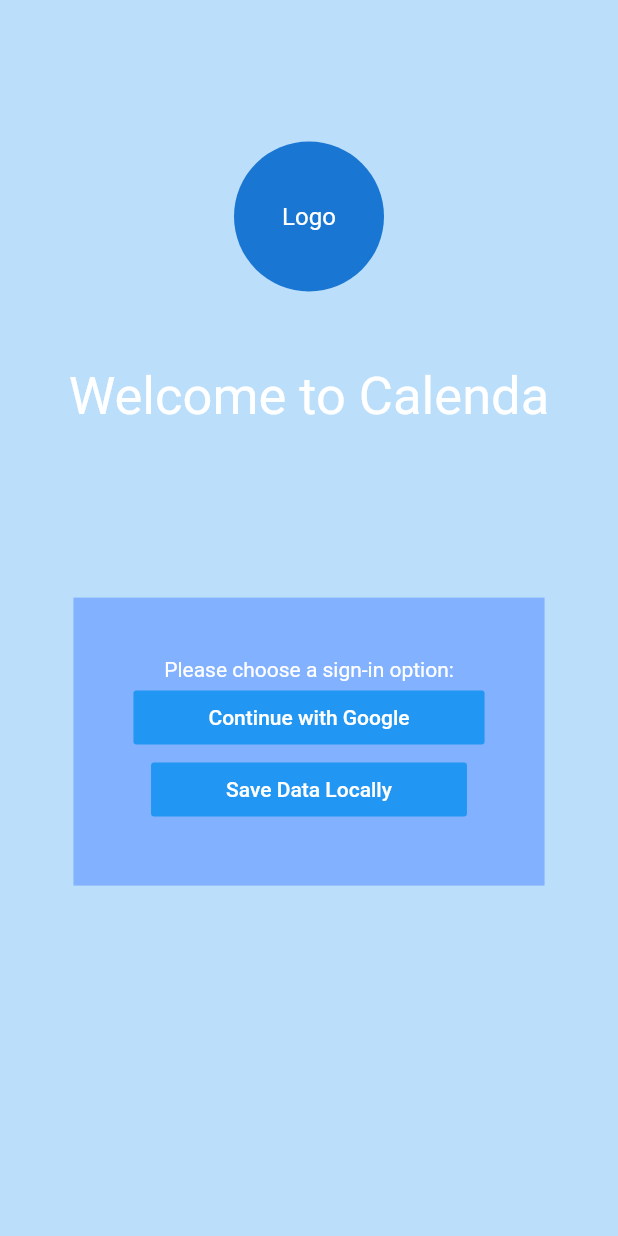
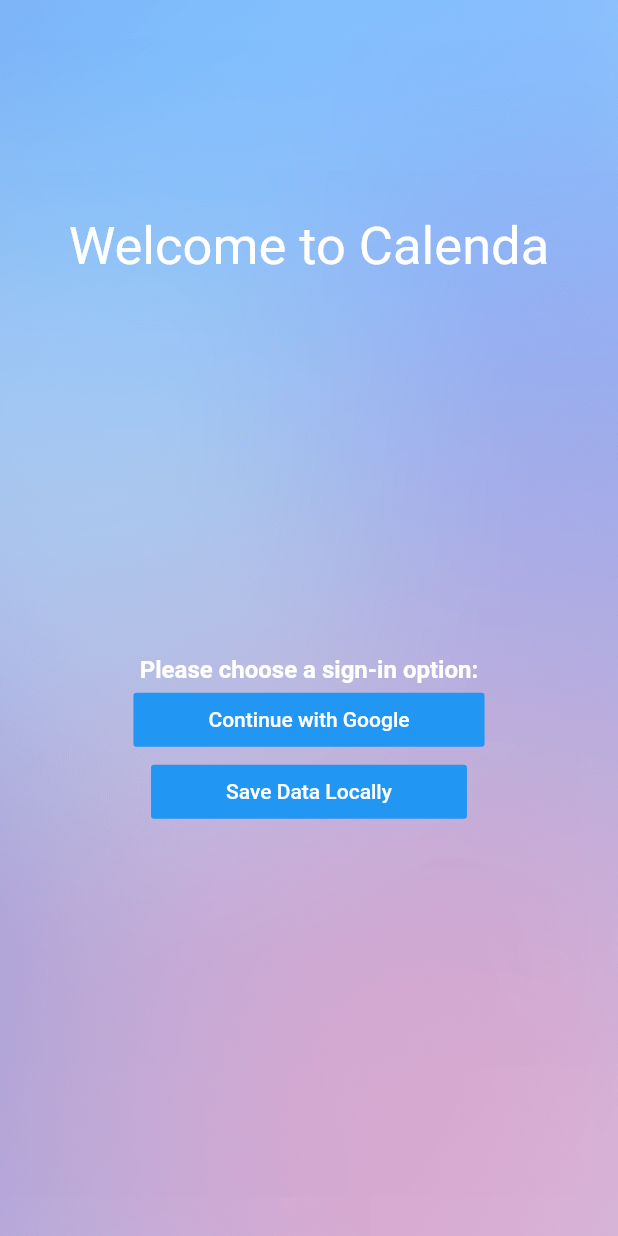
Before and after one commit to dnorment/cs4990, a Flutter app: the screen it shows after launch, on a phone screen of 412 x 824 dp. Run offline on Flutter 3.47's test engine with Material 2 defaults, Android fonts, the phone set to English and light mode, and no system bars.

Commit message:
New login background

```diff
--- a/calenda/lib/login.dart
+++ b/calenda/lib/login.dart
@@ -22,8 +22,14 @@ class LoginPage extends StatelessWidget {
   @override
   Widget build(BuildContext context) {
     return Scaffold(
-      backgroundColor: Colors.blue[100],
-      body: Column(
+      body: Stack(
+        fit: StackFit.expand,
+        children: <Widget>[
+          Image(
+            image: AssetImage("assets/loginBackground.png"),
+            fit: BoxFit.cover,
+          ),
+          Column(
             mainAxisAlignment: MainAxisAlignment.center,
             children: <Widget>[
               Expanded(
@@ -32,10 +38,6 @@ class LoginPage extends StatelessWidget {
                   child: Column(
                     mainAxisAlignment: MainAxisAlignment.center,
                     children: <Widget>[
-                  Padding(
-                    padding: const EdgeInsets.all(50),
-                    child: CircleAvatar(radius: 50, child: Text("Logo")),
-                  ),
                       Text(
                         "Welcome to Calenda",
                         style: TextStyle(
@@ -54,15 +56,15 @@ class LoginPage extends StatelessWidget {
                     children: <Widget>[
                       FittedBox(
                         child: Center(
-                      child: Container(
-                        padding: EdgeInsets.all(40),
-                        color: Colors.blueAccent[100],
                           child: Column(
                             mainAxisAlignment: MainAxisAlignment.center,
                             children: <Widget>[
                               Text(
                                 "Please choose a sign-in option:",
-                              style: TextStyle(color: Colors.white),
+                                style: TextStyle(
+                                  fontWeight: FontWeight.bold,
+                                  fontSize: 16,
+                                  color: Colors.white),
                               ),
                               FlatButton(
                                 color: Colors.blue,
@@ -73,7 +75,8 @@ class LoginPage extends StatelessWidget {
                                   Navigator.pushReplacement(
                                       context,
                                       MaterialPageRoute(
-                                        builder: (context) => CalendaHome()));
+                                          builder: (context) =>
+                                              CalendaHome()));
                                 },
                               ),
                               FlatButton(
@@ -85,11 +88,11 @@ class LoginPage extends StatelessWidget {
                                   Navigator.pushReplacement(
                                       context,
                                       MaterialPageRoute(
-                                        builder: (context) => CalendaHome()));
+                                          builder: (context) =>
+                                              CalendaHome()));
                                 },
                               ),
                             ],
-                        ),
                           ),
                         ),
                       ),
@@ -101,6 +104,8 @@ class LoginPage extends StatelessWidget {
               ),
             ],
           ),
+        ],
+      ),
     );
   }
 }
--- a/calenda/pubspec.yaml
+++ b/calenda/pubspec.yaml
@@ -41,8 +41,8 @@ flutter:
   uses-material-design: true
 
   # To add assets to your application, add an assets section, like this:
-  # assets:
-  #  - images/a_dot_burr.jpeg
+  assets:
+  - assets/
   #  - images/a_dot_ham.jpeg
 
   # An image asset can refer to one or more resolution-specific "variants", see
```
Also changed, not shown: calenda/assets/loginBackground.png (added). Lines whose indentation alone changed are shown as unchanged.
